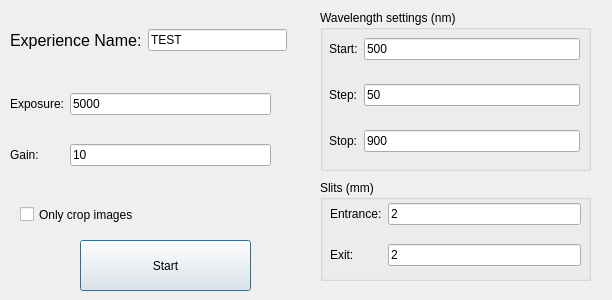
The window that settings.ui (lepo3002/Banc_Optique_3IT) describes before a commit, drawn with Qt 5.
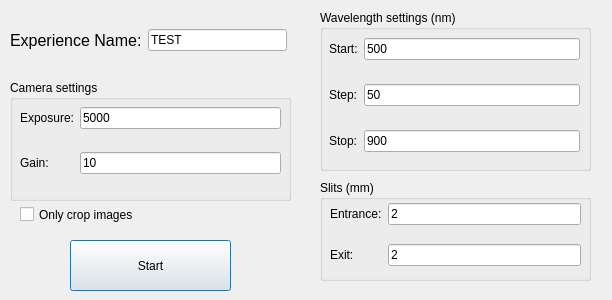
The same window after the commit.

```diff
--- a/settings.ui
+++ b/settings.ui
@@ -55,14 +55,14 @@
   <widget class="QWidget" name="verticalLayoutWidget">
    <property name="geometry">
     <rect>
-     <x>80</x>
+     <x>70</x>
      <y>240</y>
-     <width>171</width>
+     <width>161</width>
      <height>51</height>
     </rect>
    </property>
-   <layout class="QVBoxLayout" name="verticalLayout">
-    <item>
+   <layout class="QGridLayout" name="gridLayout_5">
+    <item row="0" column="0">
      <widget class="QPushButton" name="bt">
       <property name="sizePolicy">
        <sizepolicy hsizetype="Minimum" vsizetype="Preferred">
@@ -80,46 +80,6 @@
     </item>
    </layout>
   </widget>
-  <widget class="QWidget" name="gridLayoutWidget_2">
-   <property name="geometry">
-    <rect>
-     <x>10</x>
-     <y>70</y>
-     <width>261</width>
-     <height>121</height>
-    </rect>
-   </property>
-   <layout class="QGridLayout" name="gridLayout_2">
-    <item row="0" column="0">
-     <widget class="QLabel" name="label_8">
-      <property name="text">
-       <string>Exposure:</string>
-      </property>
-     </widget>
-    </item>
-    <item row="1" column="1">
-     <widget class="QLineEdit" name="gain">
-      <property name="text">
-       <string>10</string>
-      </property>
-     </widget>
-    </item>
-    <item row="1" column="0">
-     <widget class="QLabel" name="label_7">
-      <property name="text">
-       <string>Gain:</string>
-      </property>
-     </widget>
-    </item>
-    <item row="0" column="1">
-     <widget class="QLineEdit" name="exposure">
-      <property name="text">
-       <string>5000</string>
-      </property>
-     </widget>
-    </item>
-   </layout>
-  </widget>
   <widget class="QGroupBox" name="groupBox">
    <property name="geometry">
     <rect>
@@ -253,6 +213,59 @@
     <string>Only crop images</string>
    </property>
   </widget>
+  <widget class="QGroupBox" name="groupBox_3">
+   <property name="geometry">
+    <rect>
+     <x>10</x>
+     <y>80</y>
+     <width>281</width>
+     <height>121</height>
+    </rect>
+   </property>
+   <property name="title">
+    <string>Camera settings</string>
+   </property>
+   <widget class="QWidget" name="gridLayoutWidget_2">
+    <property name="geometry">
+     <rect>
+      <x>10</x>
+      <y>10</y>
+      <width>261</width>
+      <height>101</height>
+     </rect>
+    </property>
+    <layout class="QGridLayout" name="gridLayout_2">
+     <item row="0" column="0">
+      <widget class="QLabel" name="label_8">
+       <property name="text">
+        <string>Exposure:</string>
+       </property>
+      </widget>
+     </item>
+     <item row="1" column="1">
+      <widget class="QLineEdit" name="gain">
+       <property name="text">
+        <string>10</string>
+       </property>
+      </widget>
+     </item>
+     <item row="1" column="0">
+      <widget class="QLabel" name="label_7">
+       <property name="text">
+        <string>Gain:</string>
+       </property>
+      </widget>
+     </item>
+     <item row="0" column="1">
+      <widget class="QLineEdit" name="exposure">
+       <property name="text">
+        <string>5000</string>
+       </property>
+      </widget>
+     </item>
+    </layout>
+   </widget>
+  </widget>
  </widget>
  <resources/>
  <connections/>
```
